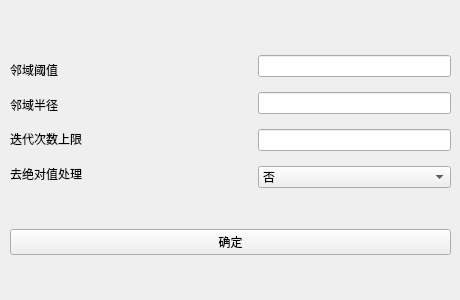
Qt form GUI_version/ui/uiRG.ui (pyb0924/BI908_project) before a commit.
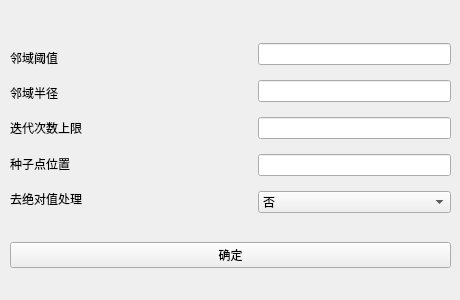
The same form after that commit.

The edit to the form file:
```diff
--- a/GUI_version/ui/uiRG.ui
+++ b/GUI_version/ui/uiRG.ui
@@ -31,7 +31,7 @@
   <property name="windowTitle">
    <string>Form</string>
   </property>
-  <widget class="QWidget" name="">
+  <widget class="QWidget" name="layoutWidget">
    <property name="geometry">
     <rect>
      <x>10</x>
@@ -66,6 +66,13 @@
           </property>
          </widget>
         </item>
+        <item>
+         <widget class="QLabel" name="OtsuBGlabel_5">
+          <property name="text">
+           <string>种子点位置</string>
+          </property>
+         </widget>
+        </item>
         <item>
          <widget class="QLabel" name="OtsuBGlabel_4">
           <property name="text">
@@ -102,6 +109,9 @@
         <item>
          <widget class="QLineEdit" name="RGitermaxEdit"/>
         </item>
+        <item>
+         <widget class="QLineEdit" name="RGseedEdit"/>
+        </item>
         <item>
          <widget class="QComboBox" name="RGtypeBox">
           <item>
```
Left out of the diff: 2 changed lines with no effect on the pictures.
